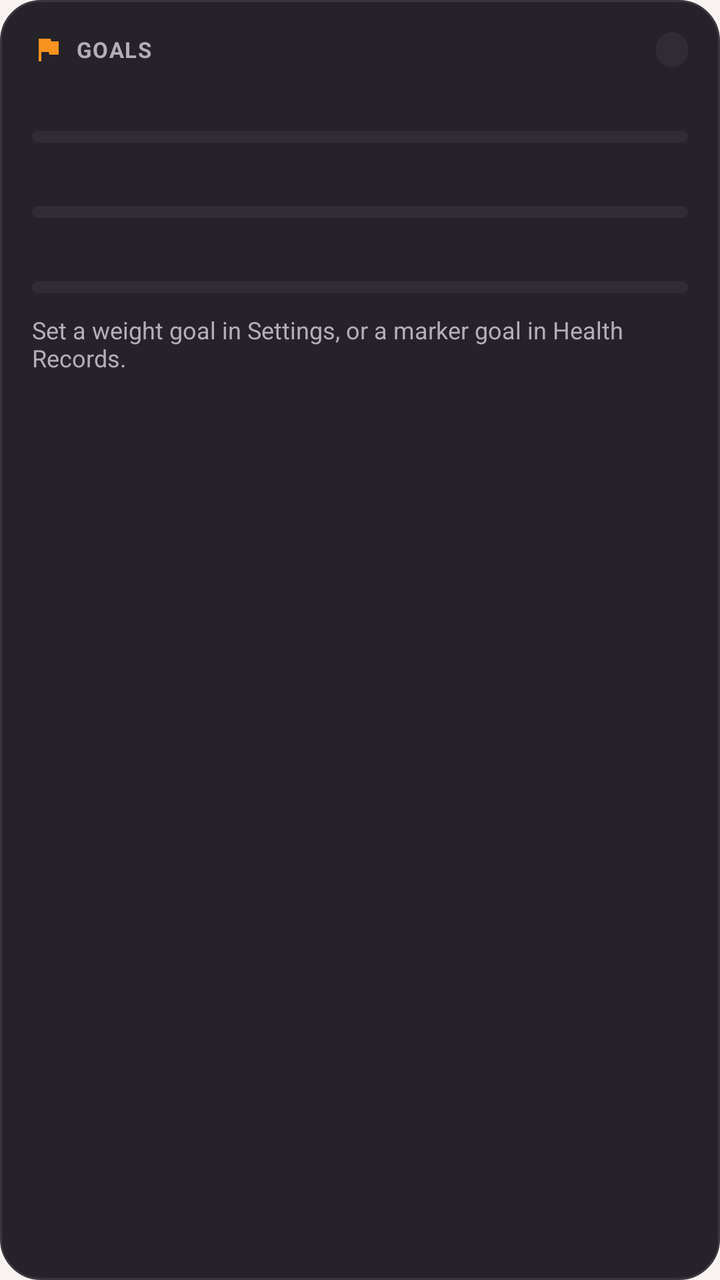
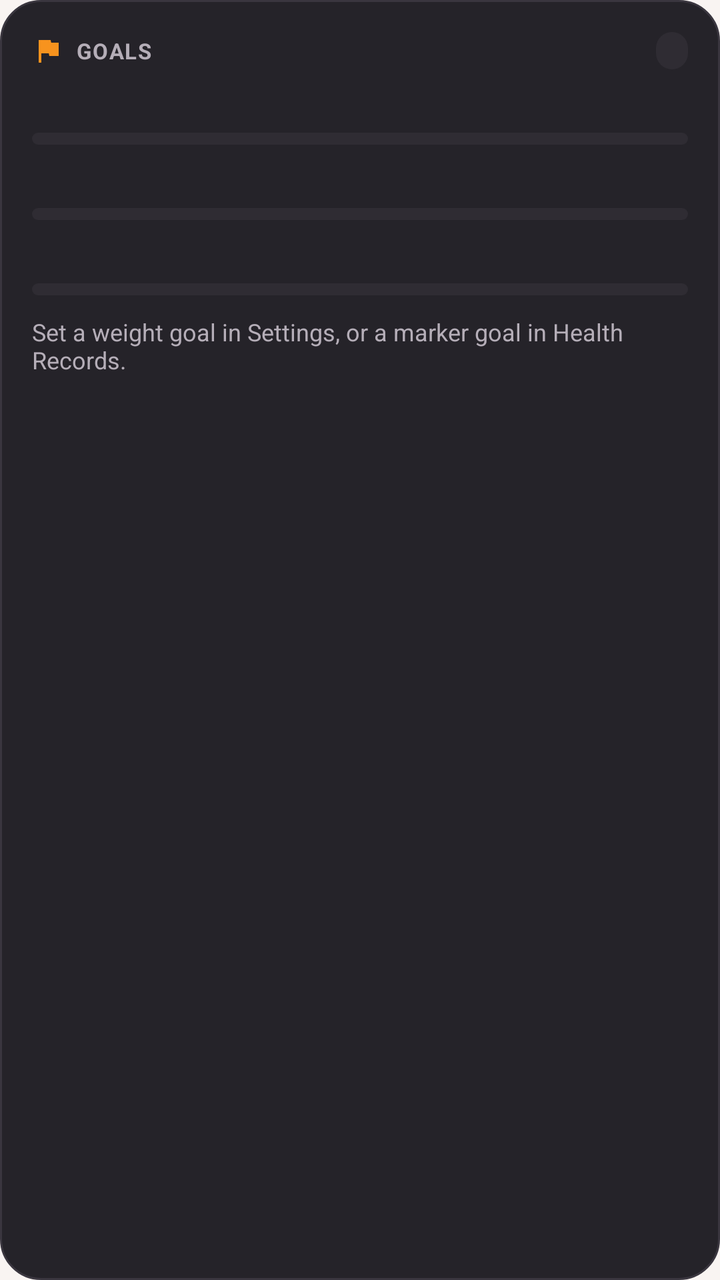

Two renders of the same Android screen: before a commit and after it. Below are the layout's source before the change and the commit's diff.
<!-- AndroidManifest.xml: application theme Theme.Hangry -->
<!-- res/layout/widget_goals.xml -->
<?xml version="1.0" encoding="utf-8"?>
<LinearLayout xmlns:android="http://schemas.android.com/apk/res/android"
    android:id="@+id/widget_goals_root"
    android:layout_width="match_parent"
    android:layout_height="match_parent"
    android:background="@drawable/bg_widget_surface"
    android:orientation="vertical"
    android:padding="16dp">

    <LinearLayout
        android:layout_width="match_parent"
        android:layout_height="wrap_content"
        android:gravity="center_vertical"
        android:orientation="horizontal">

        <ImageView
            android:layout_width="16dp"
            android:layout_height="16dp"
            android:src="@drawable/ic_widget_flag"
            android:contentDescription="@null" />

        <TextView
            android:layout_width="0dp"
            android:layout_height="wrap_content"
            android:layout_marginStart="6dp"
            android:layout_weight="1"
            android:text="GOALS"
            android:textColor="#B5AEB8"
            android:textSize="11sp"
            android:textStyle="bold"
            android:letterSpacing="0.05" />

        <TextView
            android:id="@+id/tv_goals_count"
            android:layout_width="wrap_content"
            android:layout_height="wrap_content"
            android:background="@drawable/bg_widget_chip"
            android:paddingHorizontal="8dp"
            android:paddingVertical="2dp"
            android:text=""
            android:textColor="#F7931E"
            android:textSize="10sp"
            android:textStyle="bold" />
    </LinearLayout>

    <LinearLayout
        android:id="@+id/row_goal_1"
        android:layout_width="match_parent"
        android:layout_height="wrap_content"
        android:layout_marginTop="10dp"
        android:orientation="vertical">

        <LinearLayout
            android:layout_width="match_parent"
            android:layout_height="wrap_content"
            android:orientation="horizontal">

            <TextView
                android:id="@+id/tv_goal_1_label"
                android:layout_width="0dp"
                android:layout_height="wrap_content"
                android:layout_weight="1"
                android:ellipsize="end"
                android:maxLines="1"
                android:text=""
                android:textColor="#FFFFFF"
                android:textSize="13sp"
                android:textStyle="bold" />

            <TextView
                android:id="@+id/tv_goal_1_detail"
                android:layout_width="wrap_content"
                android:layout_height="wrap_content"
                android:layout_marginStart="8dp"
                android:text=""
                android:textColor="#B5AEB8"
                android:textSize="12sp" />
        </LinearLayout>

        <ProgressBar
            android:id="@+id/pb_goal_1"
            style="@android:style/Widget.ProgressBar.Horizontal"
            android:layout_width="match_parent"
            android:layout_height="6dp"
            android:layout_marginTop="4dp"
            android:max="100"
            android:progress="0"
            android:progressDrawable="@drawable/bg_widget_progress" />
    </LinearLayout>
    <LinearLayout
        android:id="@+id/row_goal_2"
        android:layout_width="match_parent"
        android:layout_height="wrap_content"
        android:layout_marginTop="10dp"
        android:orientation="vertical">

        <LinearLayout
            android:layout_width="match_parent"
            android:layout_height="wrap_content"
            android:orientation="horizontal">

            <TextView
                android:id="@+id/tv_goal_2_label"
                android:layout_width="0dp"
                android:layout_height="wrap_content"
                android:layout_weight="1"
                android:ellipsize="end"
                android:maxLines="1"
                android:text=""
                android:textColor="#FFFFFF"
                android:textSize="13sp"
                android:textStyle="bold" />

            <TextView
                android:id="@+id/tv_goal_2_detail"
                android:layout_width="wrap_content"
                android:layout_height="wrap_content"
                android:layout_marginStart="8dp"
                android:text=""
                android:textColor="#B5AEB8"
                android:textSize="12sp" />
        </LinearLayout>

        <ProgressBar
            android:id="@+id/pb_goal_2"
            style="@android:style/Widget.ProgressBar.Horizontal"
            android:layout_width="match_parent"
            android:layout_height="6dp"
            android:layout_marginTop="4dp"
            android:max="100"
            android:progress="0"
            android:progressDrawable="@drawable/bg_widget_progress" />
    </LinearLayout>
    <LinearLayout
        android:id="@+id/row_goal_3"
        android:layout_width="match_parent"
        android:layout_height="wrap_content"
        android:layout_marginTop="10dp"
        android:orientation="vertical">

        <LinearLayout
            android:layout_width="match_parent"
            android:layout_height="wrap_content"
            android:orientation="horizontal">

            <TextView
                android:id="@+id/tv_goal_3_label"
                android:layout_width="0dp"
                android:layout_height="wrap_content"
                android:layout_weight="1"
                android:ellipsize="end"
                android:maxLines="1"
                android:text=""
                android:textColor="#FFFFFF"
                android:textSize="13sp"
                android:textStyle="bold" />

            <TextView
                android:id="@+id/tv_goal_3_detail"
                android:layout_width="wrap_content"
                android:layout_height="wrap_content"
                android:layout_marginStart="8dp"
                android:text=""
                android:textColor="#B5AEB8"
                android:textSize="12sp" />
        </LinearLayout>

        <ProgressBar
            android:id="@+id/pb_goal_3"
            style="@android:style/Widget.ProgressBar.Horizontal"
            android:layout_width="match_parent"
            android:layout_height="6dp"
            android:layout_marginTop="4dp"
            android:max="100"
            android:progress="0"
            android:progressDrawable="@drawable/bg_widget_progress" />
    </LinearLayout>
    <TextView
        android:id="@+id/tv_goals_empty"
        android:layout_width="wrap_content"
        android:layout_height="wrap_content"
        android:layout_marginTop="10dp"
        android:ellipsize="end"
        android:maxLines="2"
        android:text="Set a weight goal in Settings, or a marker goal in Health Records."
        android:textColor="#B5AEB8"
        android:textSize="12sp" />
</LinearLayout>
<!-- resources referenced by this layout -->
<resources>
  <!-- drawable bg_widget_chip (drawable) -->
  <?xml version="1.0" encoding="utf-8"?>
  <shape xmlns:android="http://schemas.android.com/apk/res/android"
      android:shape="rectangle">
      <solid android:color="#2F2C33" />
      <corners android:radius="12dp" />
  </shape>
  <!-- drawable bg_widget_progress (drawable) -->
  <?xml version="1.0" encoding="utf-8"?>
  <layer-list xmlns:android="http://schemas.android.com/apk/res/android">
      <item android:id="@android:id/background">
          <shape android:shape="rectangle">
              <solid android:color="#2F2C33" />
              <corners android:radius="3dp" />
          </shape>
      </item>
      <item android:id="@android:id/progress">
          <clip>
              <shape android:shape="rectangle">
                  <solid android:color="#F7931E" />
                  <corners android:radius="3dp" />
              </shape>
          </clip>
      </item>
  </layer-list>
  <!-- drawable bg_widget_surface (drawable) -->
  <?xml version="1.0" encoding="utf-8"?>
  <shape xmlns:android="http://schemas.android.com/apk/res/android"
      android:shape="rectangle">
      <solid android:color="#252329" />
      <corners android:radius="20dp" />
      <stroke
          android:width="1dp"
          android:color="#3A363F" />
  </shape>
  <!-- drawable ic_widget_flag (drawable) -->
  <vector xmlns:android="http://schemas.android.com/apk/res/android"
      android:width="24dp"
      android:height="24dp"
      android:viewportWidth="24"
      android:viewportHeight="24">
      <path
          android:fillColor="#F7931E"
          android:pathData="M14.4,6L14,4H5v17h2v-7h5.6l0.4,2h7V6z" />
  </vector>
  <style name="Theme.Hangry" parent="android:Theme.Material.NoActionBar">
          <item name="android:windowBackground">@color/brand_cream</item>
          <item name="android:statusBarColor">@android:color/transparent</item>
          <item name="android:navigationBarColor">@android:color/transparent</item>
          <item name="android:windowLightStatusBar">true</item>
          <item name="android:windowLightNavigationBar">true</item>
      </style>
  <color name="brand_cream">#FFF9F4F2</color>
</resources>

<!-- the commit's change to res/layout/widget_goals.xml (unified diff, before → after) -->
@@ -39,7 +39,7 @@
             android:paddingVertical="2dp"
             android:text=""
             android:textColor="#F7931E"
-            android:textSize="10sp"
+            android:textSize="11sp"
             android:textStyle="bold" />
     </LinearLayout>
 
